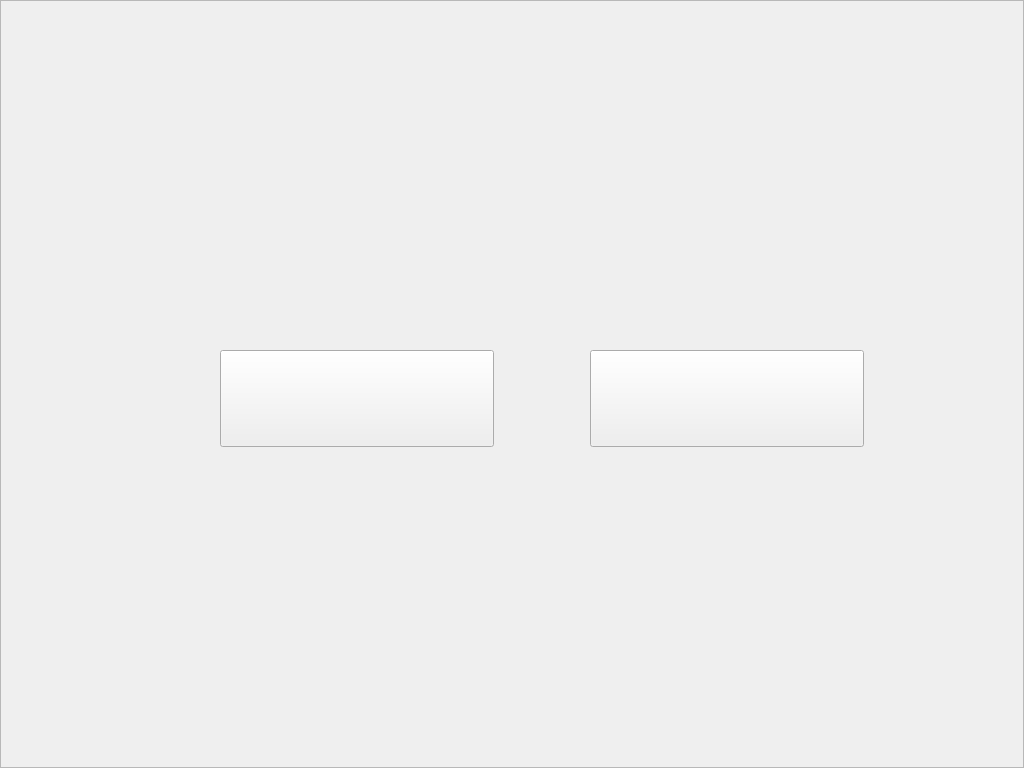
This is choicelogindevwidget.ui in 1157889734/x86MyAppliction as Qt 5 draws it before an edit. The edited form follows.
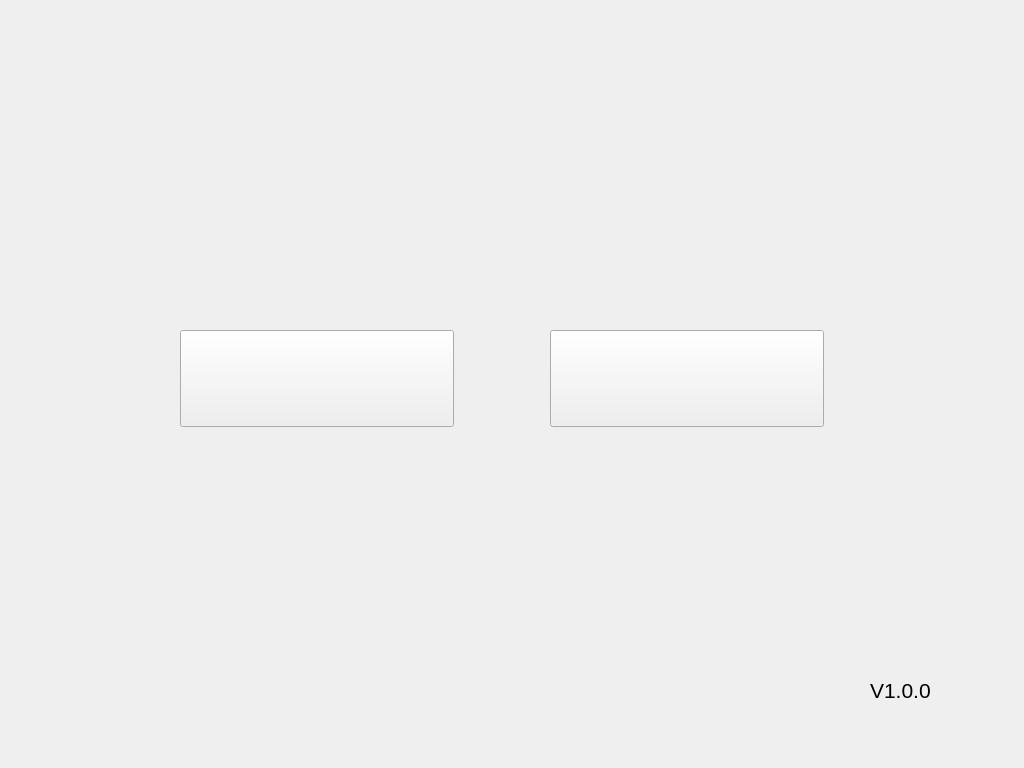
This is the edited form. Icons and pictures are not drawn.

Diff of the .ui file:
```diff
--- a/choicelogindevwidget.ui
+++ b/choicelogindevwidget.ui
@@ -13,32 +13,43 @@
   <property name="windowTitle">
    <string>Form</string>
   </property>
-  <widget class="QFrame" name="frame">
+  <property name="styleSheet">
+   <string notr="true">#choiceLoginDevWidget { 
+border-image: url(:/monres/background.bmp); 
+} 
+#choiceLoginDevWidget * { 
+border-image:url(); 
+}</string>
+  </property>
+  <widget class="QPushButton" name="pvmsPushButton">
    <property name="geometry">
     <rect>
-     <x>0</x>
-     <y>0</y>
-     <width>1024</width>
-     <height>768</height>
+     <x>550</x>
+     <y>330</y>
+     <width>274</width>
+     <height>97</height>
     </rect>
    </property>
+   <property name="font">
+    <font>
+     <pointsize>18</pointsize>
+    </font>
+   </property>
    <property name="styleSheet">
-    <string notr="true">border-image: url(:/monres/background.bmp);</string>
+    <string notr="true">border-image: url(:/monres/preview.bmp);</string>
    </property>
-   <property name="frameShape">
-    <enum>QFrame::StyledPanel</enum>
+   <property name="text">
+    <string/>
    </property>
-   <property name="frameShadow">
-    <enum>QFrame::Sunken</enum>
-   </property>
+  </widget>
    <widget class="QPushButton" name="cvmsPushButton">
     <property name="enabled">
      <bool>true</bool>
     </property>
     <property name="geometry">
      <rect>
-      <x>220</x>
-      <y>350</y>
+     <x>180</x>
+     <y>330</y>
       <width>274</width>
       <height>97</height>
      </rect>
@@ -55,27 +66,23 @@
      <string/>
     </property>
    </widget>
-   <widget class="QPushButton" name="pvmsPushButton">
+  <widget class="QLabel" name="versionLabel">
     <property name="geometry">
      <rect>
-      <x>590</x>
-      <y>350</y>
-      <width>274</width>
-      <height>97</height>
+     <x>870</x>
+     <y>680</y>
+     <width>81</width>
+     <height>21</height>
      </rect>
     </property>
     <property name="font">
      <font>
-      <pointsize>18</pointsize>
-     </font>
-    </property>
-    <property name="styleSheet">
-     <string notr="true">border-image: url(:/monres/preview.bmp);</string>
-    </property>
+     <pointsize>16</pointsize>
+    </font>
+   </property>
     <property name="text">
-     <string/>
-    </property>
-   </widget>
+    <string>V1.0.0</string>
+   </property>
   </widget>
  </widget>
  <resources/>
```
Lines whose indentation alone changed are shown as unchanged.
